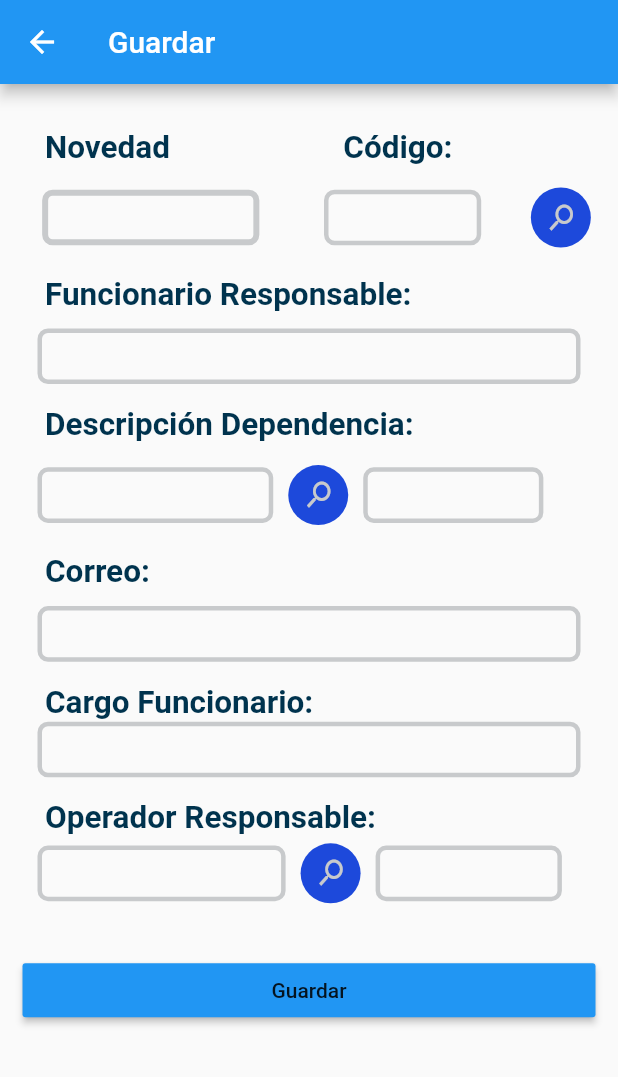
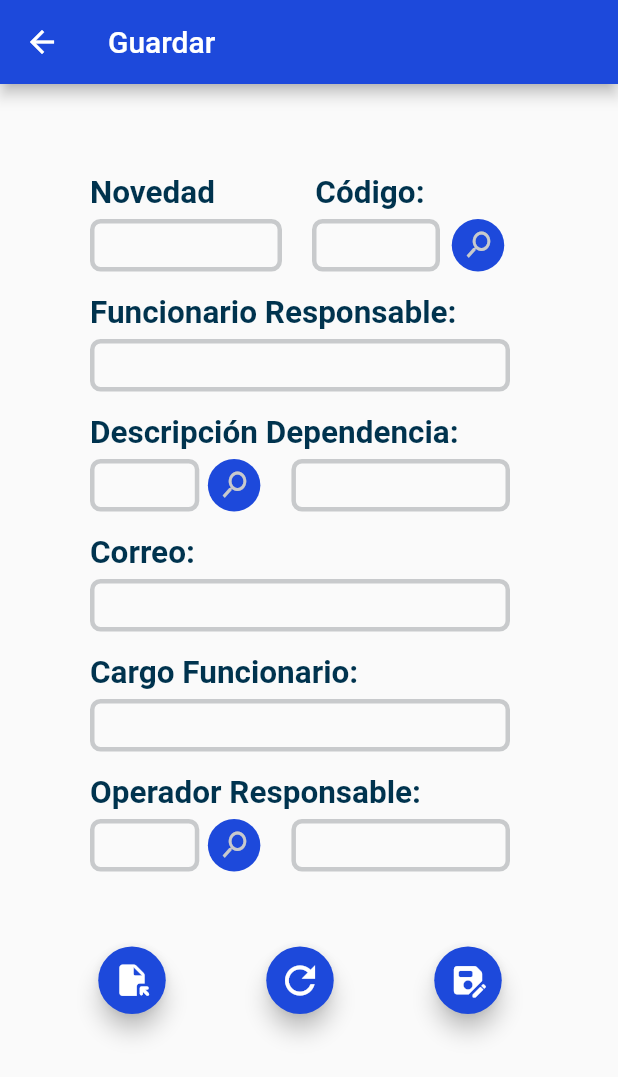
Before and after one commit to DiegoMojica/Aplicacion-Flutter, a Flutter app: the screen it shows after launch, after a tap on "Registrarse", on a phone screen of 412 x 824 dp. Shown: the top 1077 px of the screen. Run offline on Flutter 3.47's test engine with Material 2 defaults, Android fonts, the phone set to English and light mode, and no system bars; our stand-ins replace mask_text_input_formatter, quickalert, sqflite; accounts and stored records are empty.

Commit message:
estilo formulario

```diff
--- a/lib/formulario/form.dart
+++ b/lib/formulario/form.dart
@@ -56,7 +56,7 @@ class _SavePageState extends State<SavePage> {
       child: Scaffold(
         appBar: AppBar(
             title: const Text("Guardar"),
-        ),
+            backgroundColor: const Color.fromARGB(255, 29, 73, 219)),
         body: Container(
           child: _buildForm(note),
         ),
@@ -78,137 +78,198 @@ class _SavePageState extends State<SavePage> {
 
   Widget _buildForm(Note note) {
     return Container(
-      padding: const EdgeInsets.all(15),
+      // alignment: Alignment.center,
+      width: 400,
+      padding: const EdgeInsets.all(60),
       child: Form(
         key: _formKey,
         child: ListView(
           children: <Widget>[
-            Row(children: [
-              _textoNovedad(context),
-              _textocodigo(context),
+            //Novedad y Codigo
+            //Texto's Novedad y Codigo
+            Row(
+                mainAxisAlignment: MainAxisAlignment.spaceEvenly,
+                textDirection: TextDirection.ltr,
+                children: [
+                  //Novedad Codigo
+                  //Texto's Novedad Codigo
+                  Expanded(
+                    flex: 3,
+                    child: _textoNovedad(context),
+                  ),
+                  Expanded(
+                    flex: 3,
+                    child: _textocodigo(context),
+                  ),
                 ]),
             const SizedBox(
-              height: 10,
+              //espacio entre los textos y los container
+              height: 5,
             ),
+            //Container's Novedad y Codigo
             Row(
-              mainAxisAlignment: MainAxisAlignment.spaceEvenly,
               children: [
-                SizedBox(
-                  width: MediaQuery.of(context).size.width * 0.4,
-                  height: MediaQuery.of(context).size.width * 0.09,
+                Flexible(
+                  flex: 3,
                   child: _Novedad(),
                 ),
                 SizedBox(
-                    width: MediaQuery.of(context).size.width * 0.4,
-                    height: MediaQuery.of(context).size.width * 0.09,
-                    child: _codigo()),
+                  width: 20,
+                ),
+                Flexible(flex: 2, child: _codigo()),
                 SizedBox(
-                  width: 40,
+                  width: 4,
+                ),
+                Flexible(
+                  flex: 1,
                   child: botonCodigo(),
                 ),
               ],
             ),
-            _textoNombre(context),
+            //Funcionario Responsable
+            Row(
+                mainAxisAlignment: MainAxisAlignment.spaceEvenly,
+                textDirection: TextDirection.ltr,
+                children: [
+                  Expanded(
+                    flex: 3,
+                    child: _textoNombre(context),
+                  )
+                ]),
             const SizedBox(
-              height: 10,
-            ),
-            SizedBox(
-              width: MediaQuery.of(context).size.width * 0.47,
-              height: MediaQuery.of(context).size.width * 0.09,
-              child: _Nombre(),
-            ),
-            _textocodDescrip(context),
-            const SizedBox(
-              height: 10,
+              //espacio entre los textos y los container
+              height: 5,
             ),
             Row(
               children: [
-                SizedBox(
-                  width: MediaQuery.of(context).size.width * 0.43,
-                  height: MediaQuery.of(context).size.width * 0.09,
+                Flexible(
+                  flex: 3,
+                  child: _Nombre(),
+                ),
+              ],
+            ),
+            //Descripción Dependencia
+            //Texto Descripción Dependencia
+            Row(
+                mainAxisAlignment: MainAxisAlignment.spaceEvenly,
+                textDirection: TextDirection.ltr,
+                children: [
+                  Expanded(
+                    flex: 3,
+                    child: _textocodDescrip(context),
+                  )
+                ]),
+            const SizedBox(
+              //espacio entre los textos y los container
+              height: 5,
+            ),
+            //container's CodOper OperResp
+            Row(
+              children: [
+                Flexible(
+                  flex: 2,
                   child: _codDescrip(),
                 ),
                 SizedBox(
-                  width: 40,
-                  child: botonCodigo(),
+                  width: 5,
+                ),
+                Flexible(
+                  flex: 1,
+                  child: bottonDescrip(),
                 ),
                 SizedBox(
-                  width: MediaQuery.of(context).size.width * 0.34,
-                  height: MediaQuery.of(context).size.width * 0.09,
-                  child: _depenD(),
+                  width: 20,
+                ),
+                Flexible(flex: 4, child: _depenD()),
+              ],
+            ),
+            //Correo
+            Row(
+                mainAxisAlignment: MainAxisAlignment.spaceEvenly,
+                textDirection: TextDirection.ltr,
+                children: [
+                  Expanded(
+                    flex: 3,
+                    child: _textoCorreo(context),
+                  )
+                ]),
+            const SizedBox(
+              //espacio entre los textos y los container
+              height: 5,
+            ),
+            Row(
+              children: [
+                Flexible(
+                  flex: 3,
+                  child: _correo(),
                 ),
               ],
             ),
-            _textoCorreo(context),
+            //Cargo Funcionario
+            Row(
+                mainAxisAlignment: MainAxisAlignment.spaceEvenly,
+                textDirection: TextDirection.ltr,
+                children: [
+                  Expanded(
+                    flex: 3,
+                    child: _textocargo(context),
+                  )
+                ]),
             const SizedBox(
-              height: 10,
+              //espacio entre los textos y los container
+              height: 5,
             ),
-            SizedBox(
-              width: MediaQuery.of(context).size.width * 0.47,
-              height: MediaQuery.of(context).size.width * 0.09,
-              child: _correo(),
-            ),
-            _textocargo(context),
-            SizedBox(
-              width: MediaQuery.of(context).size.width * 0.47,
-              height: MediaQuery.of(context).size.width * 0.09,
+            Row(
+              children: [
+                Flexible(
+                  flex: 3,
                   child: _cargo(),
                 ),
-            _textooperResp(context),
+              ],
+            ),
+            //Operador Responsable
+            //Texto Operador Responsable
+            Row(
+                mainAxisAlignment: MainAxisAlignment.spaceEvenly,
+                textDirection: TextDirection.ltr,
+                children: [
+                  Expanded(
+                    flex: 3,
+                    child: _textooperResp(context),
+                  )
+                ]),
+            const SizedBox(
+              //espacio entre los textos y los container
+              height: 5,
+            ),
+            //container's CodOper OperResp
             Row(
               children: [
-                SizedBox(
-                  width: MediaQuery.of(context).size.width * 0.45,
-                  height: MediaQuery.of(context).size.width * 0.09,
+                Flexible(
+                  flex: 2,
                   child: _codOper(),
                 ),
                 SizedBox(
-                  width: 40,
-                  child: botonCodigo(),
+                  width: 5,
+                ),
+                Flexible(
+                  flex: 1,
+                  child: bottonoperador(),
                 ),
                 SizedBox(
-                  width: MediaQuery.of(context).size.width * 0.35,
-                  height: MediaQuery.of(context).size.width * 0.09,
-                  child: _operResp(),
+                  width: 20,
                 ),
+                Flexible(flex: 4, child: _operResp()),
               ],
             ),
             const SizedBox(
-              height: 30,
+              //espacio entre los textos y los container
+              height: 50,
             ),
-            MaterialButton(
-              color: Colors.blue,
-              onPressed: () {
-                if (_formKey.currentState!.validate()) {
-                  if (note.id > 0) {
-                    // actualizacion
-                    note.novedad = novedadc.text;
-                    note.codigo = codigoc.text;
-                    note.nombre = nombrec.text;
-                    note.codDescrip = codDescripc.text;
-                    note.cargo = cargoc.text;
-                    note.correo = correc.text;
-                    note.depenD = depenDc.text;
-                    note.codOper = codOperc.text;
-                    note.operResp = operRespc.text;
-                    Operation.update(note);
-                  } else {
-                    // insercion
-                    Operation.insert(Note(
-                      novedad: novedadc.text,
-                      codigo: codigoc.text,
-                      nombre: nombrec.text,
-                      codDescrip: codDescripc.text,
-                      cargo: cargoc.text,
-                      correo: correc.text,
-                      depenD: depenDc.text,
-                      codOper: codOperc.text,
-                      operResp: operRespc.text,
-                    ));
-                  }
-                }
-              },
-              child: const Text("Guardar"),
+            Container(
+              child: buildButton(context),
+              width: 10,
+              height: 45,
             )
           ],
         ),
@@ -216,6 +277,7 @@ class _SavePageState extends State<SavePage> {
     );
   }
 
+//alert de guardado al salir de la opcion
   Future<bool> _onWillPopScope() async {
     return (await showDialog(
             context: context,
@@ -238,7 +300,7 @@ class _SavePageState extends State<SavePage> {
 
   Container _textoCorreo(BuildContext context) {
     return Container(
-      padding: const EdgeInsets.fromLTRB(15, 15, 0, 0),
+      padding: const EdgeInsets.fromLTRB(0, 15, 0, 0),
       width: MediaQuery.of(context).size.width * 0.47,
       child: const Text('Correo: ',
           style: TextStyle(
@@ -248,11 +310,11 @@ class _SavePageState extends State<SavePage> {
     );
   }
 
-  Container _textocodigo(BuildContext context) {
+  Container _textoNovedad(BuildContext context) {
     return Container(
-      padding: const EdgeInsets.fromLTRB(15, 15, 0, 0),
-      width: MediaQuery.of(context).size.width * 0.45,
-      child: const Text(' Código: ',
+      padding: const EdgeInsets.fromLTRB(0, 0, 0, 0),
+      // width: MediaQuery.of(context).size.width * 0.20,
+      child: const Text('Novedad ',
           style: TextStyle(
               fontSize: 21,
               color: Color.fromARGB(255, 0, 51, 78),
@@ -260,11 +322,11 @@ class _SavePageState extends State<SavePage> {
     );
   }
 
-  Container _textoNovedad(BuildContext context) {
+  Container _textocodigo(BuildContext context) {
     return Container(
-      padding: const EdgeInsets.fromLTRB(15, 15, 0, 0),
-      width: MediaQuery.of(context).size.width * 0.47,
-      child: const Text('Novedad ',
+      padding: const EdgeInsets.fromLTRB(5, 0, 0, 0),
+      // width: MediaQuery.of(context).size.width * 0.20,
+      child: const Text(' Código: ',
           style: TextStyle(
               fontSize: 21,
               color: Color.fromARGB(255, 0, 51, 78),
@@ -274,7 +336,7 @@ class _SavePageState extends State<SavePage> {
 
   Container _textoNombre(BuildContext context) {
     return Container(
-      padding: const EdgeInsets.fromLTRB(15, 15, 0, 0),
+      padding: const EdgeInsets.fromLTRB(0, 15, 0, 0),
       width: MediaQuery.of(context).size.width * 0.47,
       child: const Text('Funcionario Responsable: ',
           style: TextStyle(
@@ -286,7 +348,7 @@ class _SavePageState extends State<SavePage> {
 
   Container _textocodDescrip(BuildContext context) {
     return Container(
-      padding: const EdgeInsets.fromLTRB(15, 15, 0, 0),
+      padding: const EdgeInsets.fromLTRB(0, 15, 0, 0),
       width: MediaQuery.of(context).size.width * 0.45,
       child: const Text('Descripción Dependencia: ',
           style: TextStyle(
@@ -310,7 +372,7 @@ class _SavePageState extends State<SavePage> {
 
   Container _textocargo(BuildContext context) {
     return Container(
-      padding: const EdgeInsets.fromLTRB(15, 15, 0, 0),
+      padding: const EdgeInsets.fromLTRB(0, 15, 0, 0),
       width: MediaQuery.of(context).size.width * 0.47,
       child: const Text('Cargo Funcionario: ',
           style: TextStyle(
@@ -322,7 +384,7 @@ class _SavePageState extends State<SavePage> {
 
   Container _textooperResp(BuildContext context) {
     return Container(
-      padding: const EdgeInsets.fromLTRB(15, 15, 0, 0),
+      padding: const EdgeInsets.fromLTRB(0, 15, 0, 0),
       width: MediaQuery.of(context).size.width * 0.47,
       child: const Text('Operador Responsable: ',
           style: TextStyle(
@@ -335,14 +397,15 @@ class _SavePageState extends State<SavePage> {
 //inpusttt
   Container _Novedad() {
     return Container(
+        height: 35,
+        width: 150,
         decoration: BoxDecoration(
             border: Border.all(
               color: const Color.fromARGB(255, 200, 202, 204),
-              width: 4,
+              width: 3,
             ),
             borderRadius: BorderRadius.circular(7)),
         padding: const EdgeInsets.symmetric(horizontal: 10),
-        margin: const EdgeInsets.symmetric(horizontal: 10),
         child: TextFormField(
           validator: (value) {
             if (value!.isEmpty) {
@@ -350,26 +413,30 @@ class _SavePageState extends State<SavePage> {
             }
             return null;
           },
-          controller: novedadc,
+          controller: codDescripc,
           maxLines: 1,
           style: const TextStyle(
             fontSize: 14,
           ),
           decoration:
-              const InputDecoration(border: InputBorder.none, hintText: ''),
+              const InputDecoration(border: InputBorder.none, hintText: ' '),
         ));
   }
 
   Container _codigo() {
     return Container(
+      padding: const EdgeInsets.fromLTRB(10, 0, 0, 0),
+      height: 35,
+      width: 90,
       decoration: BoxDecoration(
           border: Border.all(
             color: const Color.fromARGB(255, 200, 202, 204),
             width: 3,
           ),
           borderRadius: BorderRadius.circular(7)),
-      padding: const EdgeInsets.symmetric(horizontal: 10),
-      margin: const EdgeInsets.symmetric(horizontal: 30),
+      // padding: const EdgeInsets.symmetric(horizontal: 10),
+      // margin: const EdgeInsets.symmetric(horizontal: 50),
+      margin: null,
       child: Expanded(
         child: TextFormField(
           validator: (value) {
@@ -392,6 +459,8 @@ class _SavePageState extends State<SavePage> {
   Container botonCodigo() {
     return Container(
         child: Ink(
+            height: 35,
+            width: 60,
             decoration: const ShapeDecoration(
                 color: Color.fromARGB(255, 29, 73, 219), shape: CircleBorder()),
             child: Transform(
@@ -407,6 +476,8 @@ class _SavePageState extends State<SavePage> {
 
   Container _Nombre() {
     return Container(
+        height: 35,
+        width: 282,
         decoration: BoxDecoration(
             border: Border.all(
               color: const Color.fromARGB(255, 200, 202, 204),
@@ -414,7 +485,6 @@ class _SavePageState extends State<SavePage> {
             ),
             borderRadius: BorderRadius.circular(7)),
         padding: const EdgeInsets.symmetric(horizontal: 10),
-        margin: const EdgeInsets.symmetric(horizontal: 10),
         child: TextFormField(
           validator: (value) {
             if (value!.isEmpty) {
@@ -434,14 +504,17 @@ class _SavePageState extends State<SavePage> {
 
   Container _codDescrip() {
     return Container(
+        padding: const EdgeInsets.fromLTRB(10, 0, 0, 0),
+        height: 35,
+        width: 90,
         decoration: BoxDecoration(
             border: Border.all(
               color: const Color.fromARGB(255, 200, 202, 204),
               width: 3,
             ),
             borderRadius: BorderRadius.circular(7)),
-        padding: const EdgeInsets.symmetric(horizontal: 0.6),
-        margin: const EdgeInsets.symmetric(horizontal: 10),
+        // padding: const EdgeInsets.symmetric(horizontal: 0.6),
+        // margin: const EdgeInsets.symmetric(horizontal: 10),
         child: Row(children: [
           Expanded(
             child: TextFormField(
@@ -462,8 +535,11 @@ class _SavePageState extends State<SavePage> {
         ]));
   }
 
-  Ink bottonDescrip() {
-    return Ink(
+  Container bottonDescrip() {
+    return Container(
+        child: Ink(
+            height: 35,
+            width: 60,
             decoration: const ShapeDecoration(
                 color: Color.fromARGB(255, 29, 73, 219), shape: CircleBorder()),
             child: Transform(
@@ -474,12 +550,13 @@ class _SavePageState extends State<SavePage> {
                   color: const Color.fromARGB(255, 200, 202, 204),
                   icon: const Icon(Icons.search),
                   onPressed: (() {})),
-      ),
-    );
+            )));
   }
 
   Container _depenD() {
     return Container(
+        height: 35,
+        width: 282,
         decoration: BoxDecoration(
             border: Border.all(
               color: const Color.fromARGB(255, 200, 202, 204),
@@ -487,7 +564,6 @@ class _SavePageState extends State<SavePage> {
             ),
             borderRadius: BorderRadius.circular(7)),
         padding: const EdgeInsets.symmetric(horizontal: 10),
-        margin: const EdgeInsets.symmetric(horizontal: 10),
         child: TextFormField(
           validator: (value) {
             if (value!.isEmpty) {
@@ -507,6 +583,8 @@ class _SavePageState extends State<SavePage> {
 
   Container _correo() {
     return Container(
+        height: 35,
+        width: 282,
         decoration: BoxDecoration(
             border: Border.all(
               color: const Color.fromARGB(255, 200, 202, 204),
@@ -514,7 +592,6 @@ class _SavePageState extends State<SavePage> {
             ),
             borderRadius: BorderRadius.circular(7)),
         padding: const EdgeInsets.symmetric(horizontal: 10),
-        margin: const EdgeInsets.symmetric(horizontal: 10),
         child: TextFormField(
           validator: (value) {
             if (value!.isEmpty) {
@@ -534,6 +611,8 @@ class _SavePageState extends State<SavePage> {
 
   Container _cargo() {
     return Container(
+        height: 35,
+        width: 282,
         decoration: BoxDecoration(
             border: Border.all(
               color: const Color.fromARGB(255, 200, 202, 204),
@@ -541,7 +620,6 @@ class _SavePageState extends State<SavePage> {
             ),
             borderRadius: BorderRadius.circular(7)),
         padding: const EdgeInsets.symmetric(horizontal: 10),
-        margin: const EdgeInsets.symmetric(horizontal: 10),
         child: TextFormField(
           validator: (value) {
             if (value!.isEmpty) {
@@ -561,6 +639,8 @@ class _SavePageState extends State<SavePage> {
 
   Container _operResp() {
     return Container(
+        height: 35,
+        width: 282,
         decoration: BoxDecoration(
             border: Border.all(
               color: const Color.fromARGB(255, 200, 202, 204),
@@ -568,7 +648,6 @@ class _SavePageState extends State<SavePage> {
             ),
             borderRadius: BorderRadius.circular(7)),
         padding: const EdgeInsets.symmetric(horizontal: 10),
-        margin: const EdgeInsets.symmetric(horizontal: 10),
         child: TextFormField(
           validator: (value) {
             if (value!.isEmpty) {
@@ -588,16 +667,15 @@ class _SavePageState extends State<SavePage> {
 
   Container _codOper() {
     return Container(
+        height: 35,
+        width: 282,
         decoration: BoxDecoration(
             border: Border.all(
               color: const Color.fromARGB(255, 200, 202, 204),
               width: 3,
             ),
             borderRadius: BorderRadius.circular(7)),
-        padding: const EdgeInsets.fromLTRB(0.8, 0.8, 0, 0),
-        margin: const EdgeInsets.symmetric(horizontal: 10),
-        height: 6000,
-        width: 6000,
+        padding: const EdgeInsets.fromLTRB(10, 0.8, 0, 0),
         child: Row(children: [
           Expanded(
             child: TextFormField(
@@ -618,8 +696,11 @@ class _SavePageState extends State<SavePage> {
         ]));
   }
 
-  Ink bottonoperador() {
-    return Ink(
+  Container bottonoperador() {
+    return Container(
+        child: Ink(
+            height: 35,
+            width: 60,
             decoration: const ShapeDecoration(
                 color: Color.fromARGB(255, 29, 73, 219), shape: CircleBorder()),
             child: Transform(
@@ -630,7 +711,39 @@ class _SavePageState extends State<SavePage> {
                   color: const Color.fromARGB(255, 200, 202, 204),
                   icon: const Icon(Icons.search),
                   onPressed: (() {})),
+            )));
+  }
+
+  Widget buildButton(BuildContext context) {
+    return Row(
+      mainAxisAlignment: MainAxisAlignment.spaceBetween,
+      children: [
+        FloatingActionButton(
+          backgroundColor: const Color.fromARGB(255, 29, 73, 219),
+          child: const Icon(
+            Icons.file_open_rounded,
+            size: 25,
           ),
+          onPressed: () => increaseFn(),
+        ),
+        FloatingActionButton(
+          backgroundColor: const Color.fromARGB(255, 29, 73, 219),
+          child: const Icon(Icons.refresh_outlined, size: 30),
+          onPressed: () => iniFn(),
+        ),
+        FloatingActionButton(
+          backgroundColor: const Color.fromARGB(255, 29, 73, 219),
+          child: const Icon(
+            Icons.save_as_rounded,
+            size: 25,
+          ),
+          onPressed: () => increaseFn(),
+        ),
+      ],
     );
   }
+
+  increaseFn() {}
+
+  iniFn() {}
 }
```
Lines whose indentation alone changed are shown as unchanged.
